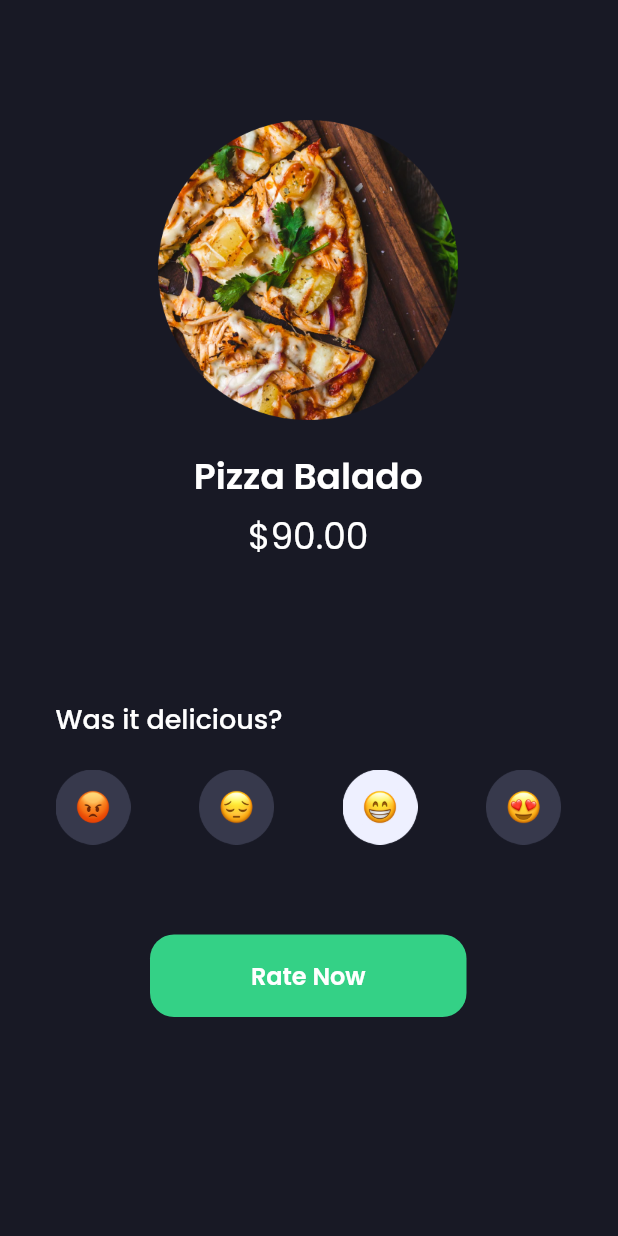
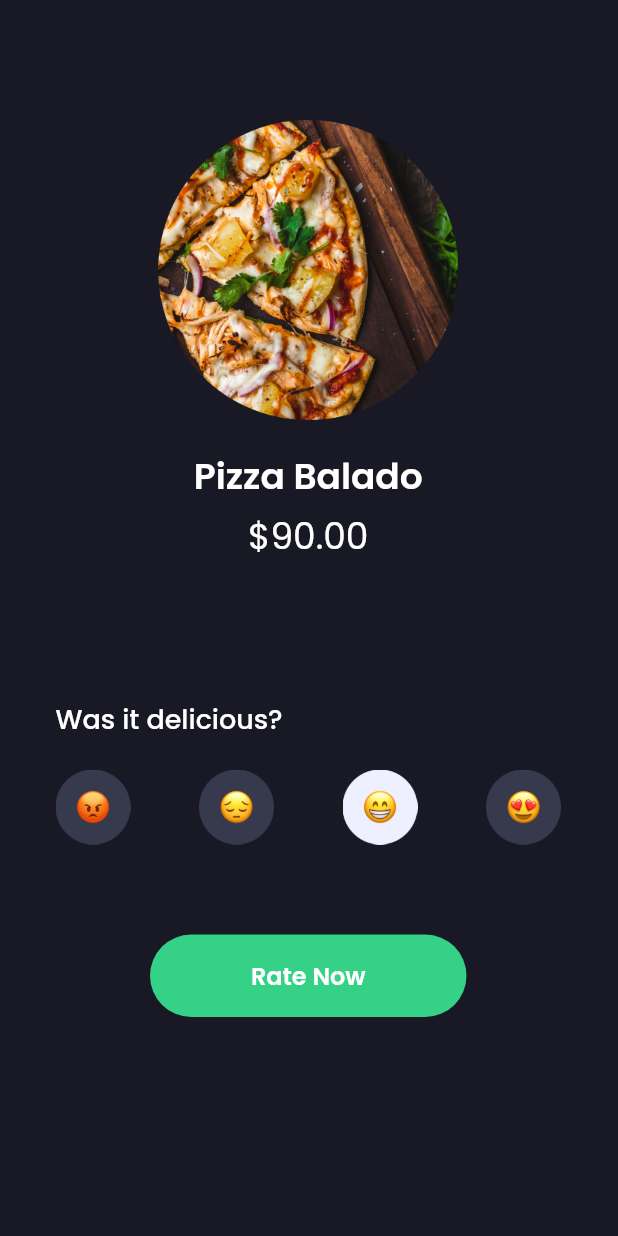
Before and after one commit to BagusRezky/flutter_application_1, a Flutter app: the screen it shows after launch, on a phone screen of 412 x 824 dp. Run offline on Flutter 3.47's test engine with Material 2 defaults, Android fonts, the phone set to English and light mode, and no system bars; our stand-ins replace google_fonts.

Commit message:
Change border Radius

```diff
--- a/lib/pages/fifth_rating.dart
+++ b/lib/pages/fifth_rating.dart
@@ -68,7 +68,7 @@ class rating extends StatelessWidget {
               height: 55,
               decoration: BoxDecoration(
                 color: Color(0xff34D186),
-                borderRadius: BorderRadius.circular(16),
+                borderRadius: BorderRadius.circular(60),
               ),
               child: Align(
                 child: Text(
```
